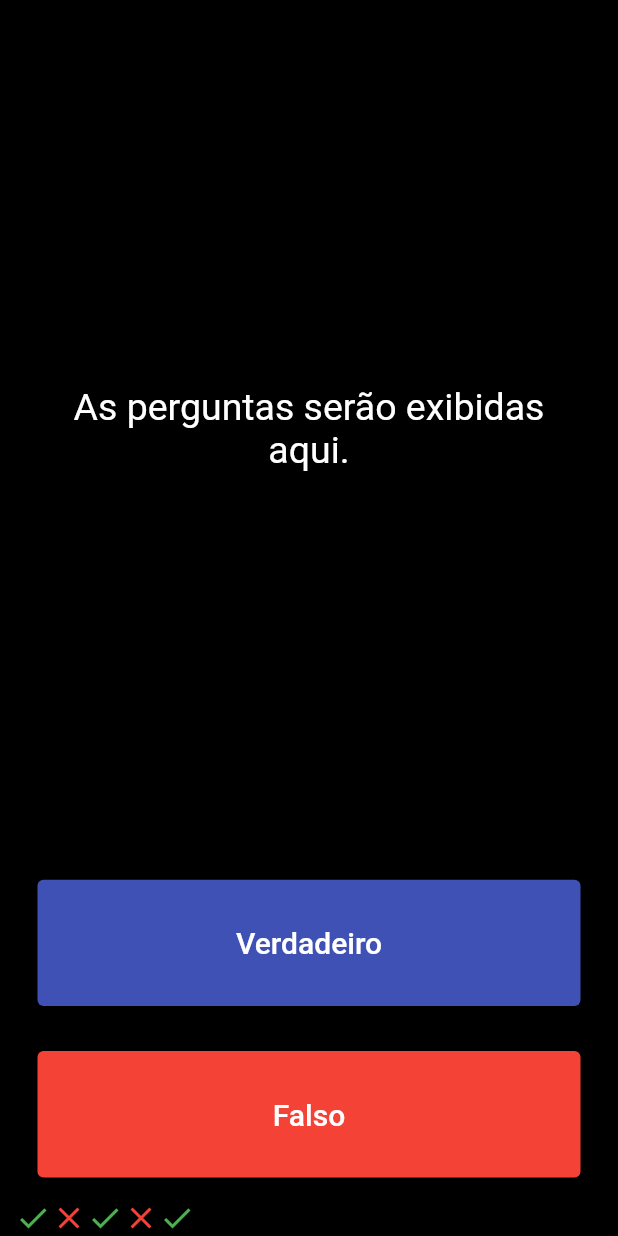
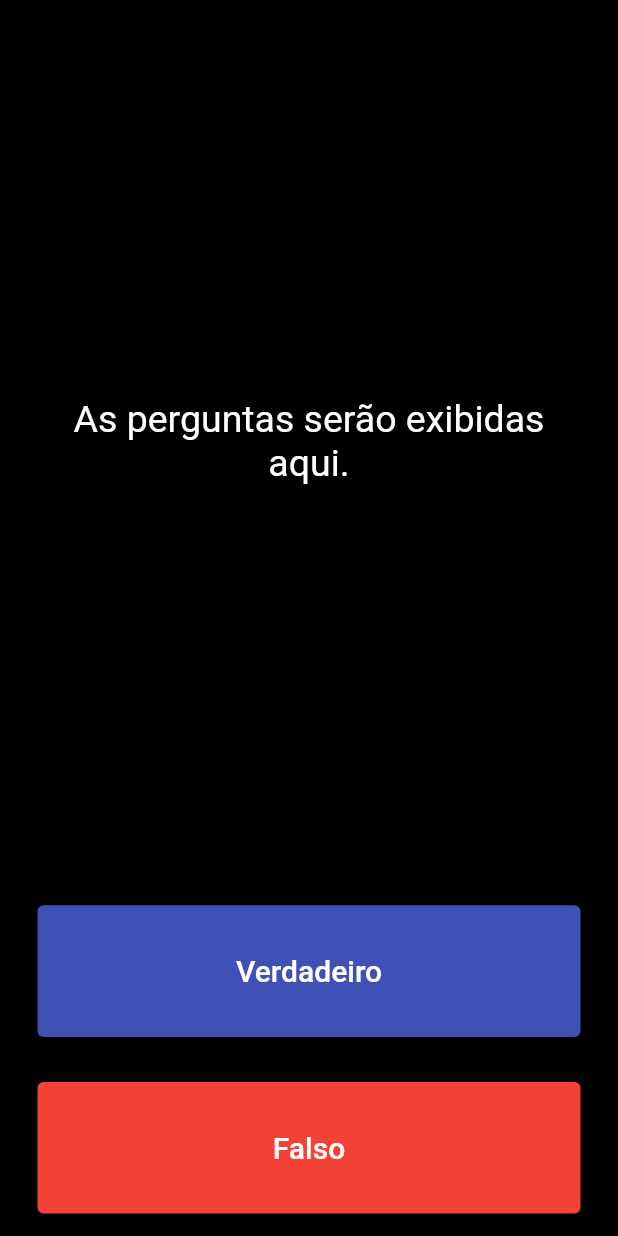
Before and after one commit to davidfffelix/Quizz, a Flutter app: the screen it shows after launch, after a tap on "Verdadeiro", on a phone screen of 412 x 824 dp. Run offline on Flutter 3.47's test engine with Material 2 defaults, Android fonts, the phone set to English and light mode, and no system bars.

Commit message:
Remove itens of the List and the setState

```diff
--- a/lib/main.dart
+++ b/lib/main.dart
@@ -28,25 +28,7 @@ class QuizPage extends StatefulWidget {
 class _QuizPageState extends State<QuizPage> {
 
   List<Icon> marcadorPontos = [
-    Icon(
-      Icons.check,
-      color: Colors.green,
-  ),
 
-    Icon(
-      Icons.close,
-      color: Colors.red,
-    ),
-
-    Icon(
-      Icons.check,
-      color: Colors.green,
-    ),
-
-    Icon(
-      Icons.close,
-      color: Colors.red,
-    ),
   ];
 
   @override
@@ -86,9 +68,7 @@ class _QuizPageState extends State<QuizPage> {
                 ),
               ),
               onPressed: () {
-                setState((){
-                  marcadorPontos.add(Icon(Icons.check, color: Colors.green));
-                });
+
               },
             ),
           ),
@@ -108,7 +88,7 @@ class _QuizPageState extends State<QuizPage> {
                 ),
               ),
               onPressed: () {
-                //O usuário clica no botão falso.
+
               },
             ),
           ),
```
